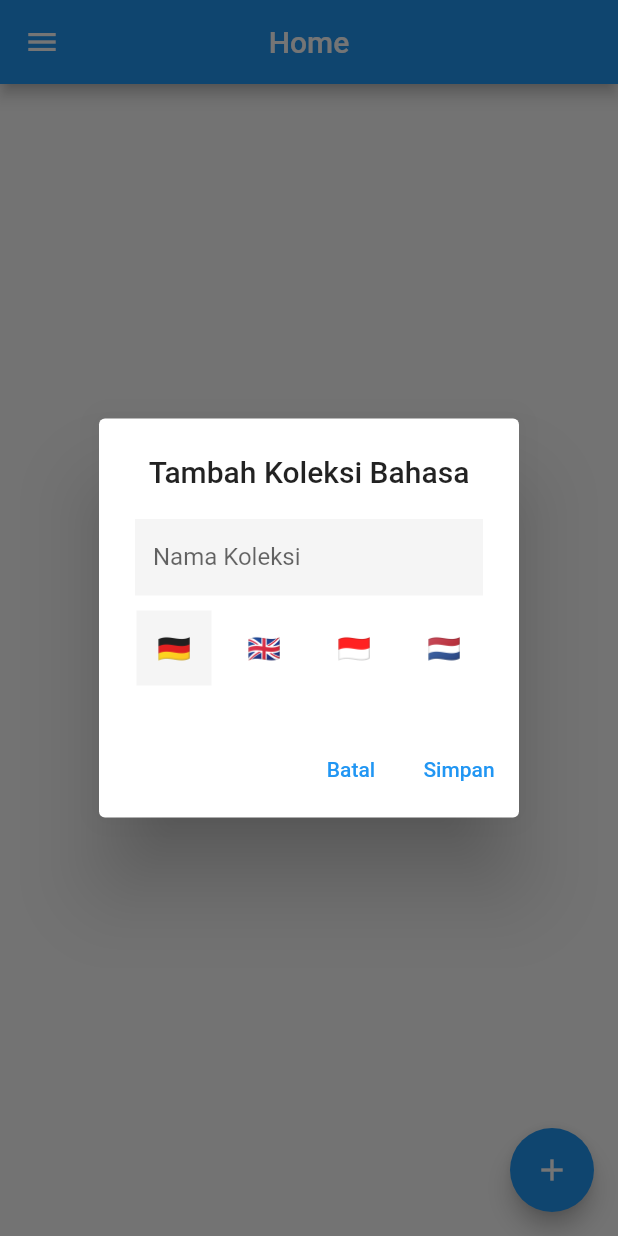
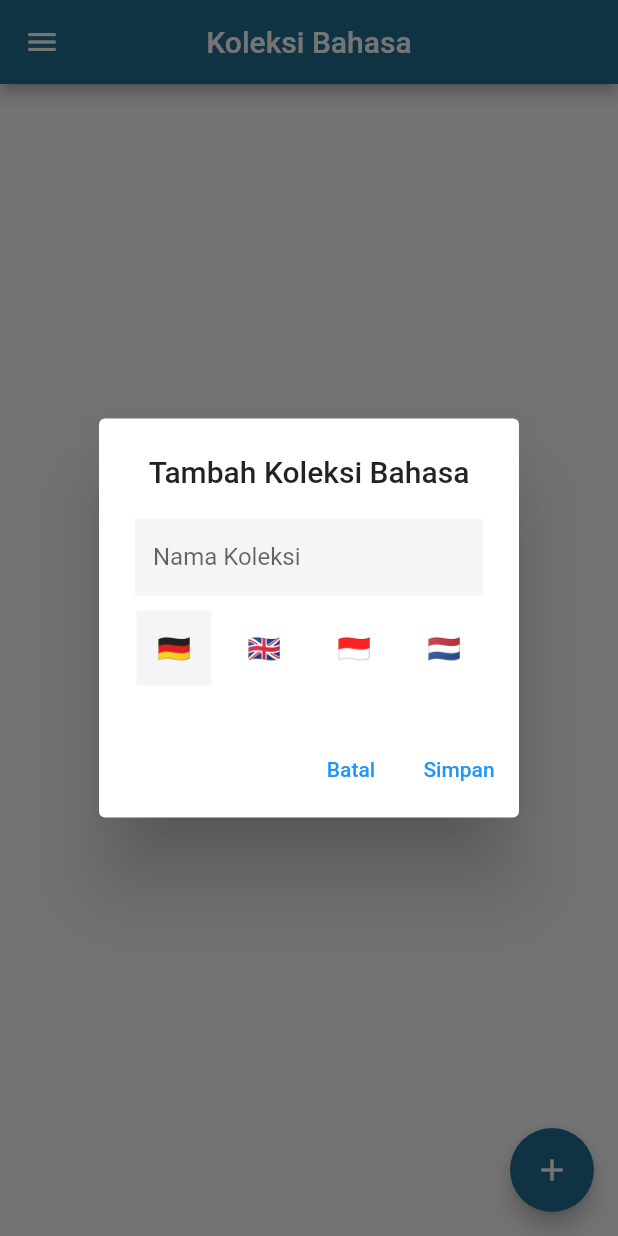
Before and after one commit to jmiryas/ngerti, a Flutter app: the screen it shows after launch, after a tap on the "add" icon, on a phone screen of 412 x 824 dp. Run offline on Flutter 3.47's test engine with Material 2 defaults, Android fonts, the phone set to English and light mode, and no system bars; our stand-ins replace cloud_firestore, firebase_core; accounts and stored records are empty.

Commit message:
Add color theme and images

```diff
--- a/lib/constants/constants.dart
+++ b/lib/constants/constants.dart
@@ -1,3 +1,5 @@
+import 'package:flutter/material.dart';
+
 const kLanguageCollectionTitle = "language-collection";
 
 const List<String> flagList = [
@@ -6,3 +8,7 @@ const List<String> flagList = [
   "🇮🇩",
   "🇳🇱",
 ];
+
+const wallpaperMenu = "images/wallpaper.jpg";
+
+const colorTheme = Color(0xFF227093);
--- a/lib/main.dart
+++ b/lib/main.dart
@@ -1,6 +1,7 @@
 import 'package:flutter/material.dart';
 import "package:firebase_core/firebase_core.dart";
 
+import '../constants/constants.dart';
 import '../screens/home_screen.dart';
 
 void main() async {
@@ -14,13 +15,22 @@ void main() async {
 class MyApp extends StatelessWidget {
   const MyApp({Key? key}) : super(key: key);
 
-  // This widget is the root of your application.
   @override
   Widget build(BuildContext context) {
-    return const MaterialApp(
+    return MaterialApp(
       debugShowCheckedModeBanner: false,
+      theme: ThemeData(
+        appBarTheme: const AppBarTheme(backgroundColor: colorTheme),
+        floatingActionButtonTheme:
+            const FloatingActionButtonThemeData(backgroundColor: colorTheme),
+        elevatedButtonTheme: ElevatedButtonThemeData(
+          style: ButtonStyle(
+            backgroundColor: MaterialStateProperty.all(colorTheme),
+          ),
+        ),
+      ),
       title: "ngerti",
-      home: HomeScreen(),
+      home: const HomeScreen(),
     );
   }
 }
--- a/lib/screens/home_screen.dart
+++ b/lib/screens/home_screen.dart
@@ -19,7 +19,7 @@ class HomeScreen extends StatelessWidget {
     return Scaffold(
       appBar: AppBar(
         centerTitle: true,
-        title: const Text("Home"),
+        title: const Text("Koleksi Bahasa"),
       ),
       drawer: const DrawerNavigationWidget(),
       body: StreamBuilder(
--- a/lib/widgets/drawer_navigation_widget.dart
+++ b/lib/widgets/drawer_navigation_widget.dart
@@ -1,5 +1,6 @@
 import 'package:flutter/material.dart';
 
+import '../constants/constants.dart';
 import '../widgets/info_widget.dart';
 
 class DrawerNavigationWidget extends StatelessWidget {
@@ -10,29 +11,33 @@ class DrawerNavigationWidget extends StatelessWidget {
     return Drawer(
       child: ListView(
         children: [
-          DrawerHeader(
-            decoration: const BoxDecoration(
-              color: Colors.blue,
-            ),
-            child: Align(
-              alignment: Alignment.bottomCenter,
-              child: Container(
-                decoration: BoxDecoration(
-                  color: Colors.blue.shade400,
-                  borderRadius: BorderRadius.circular(2.0),
+          const DrawerHeader(
+              decoration: BoxDecoration(
+                color: colorTheme,
+                image: DecorationImage(
+                  fit: BoxFit.cover,
+                  image: AssetImage(wallpaperMenu),
                 ),
-                padding:
-                    const EdgeInsets.symmetric(horizontal: 8.0, vertical: 5.0),
-                child: const Text(
-                  "ngerti",
-                  style: TextStyle(
-                    fontSize: 25.0,
-                    letterSpacing: 1.2,
-                    color: Colors.white,
-                  ),
+              ),
+              child: SizedBox()),
+          Container(
+            color: colorTheme,
+            height: 50.0,
+            child: const Center(
+              child: Text(
+                "ngerti",
+                textAlign: TextAlign.center,
+                style: TextStyle(
+                  color: Colors.white,
+                  fontSize: 26.0,
+                  letterSpacing: 5.0,
+                  fontWeight: FontWeight.w300,
                 ),
               ),
             ),
+          ),
+          const SizedBox(
+            height: 5.0,
           ),
           ListTile(
             title: Row(
--- a/pubspec.yaml
+++ b/pubspec.yaml
@@ -59,9 +59,8 @@ flutter:
   # the material Icons class.
   uses-material-design: true
 
-  # To add assets to your application, add an assets section, like this:
-  # assets:
-  #   - images/a_dot_burr.jpeg
+  assets:
+    - images/
   #   - images/a_dot_ham.jpeg
 
   # An image asset can refer to one or more resolution-specific "variants", see
```
Also changed, not shown: images/wallpaper.jpg (added).
